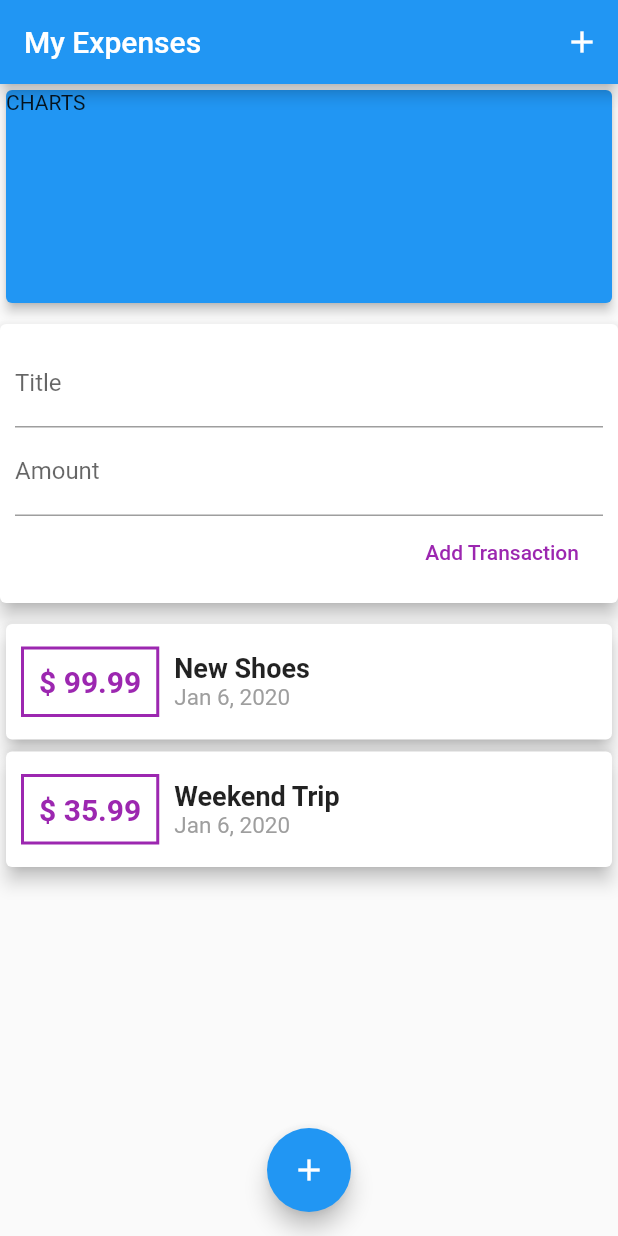
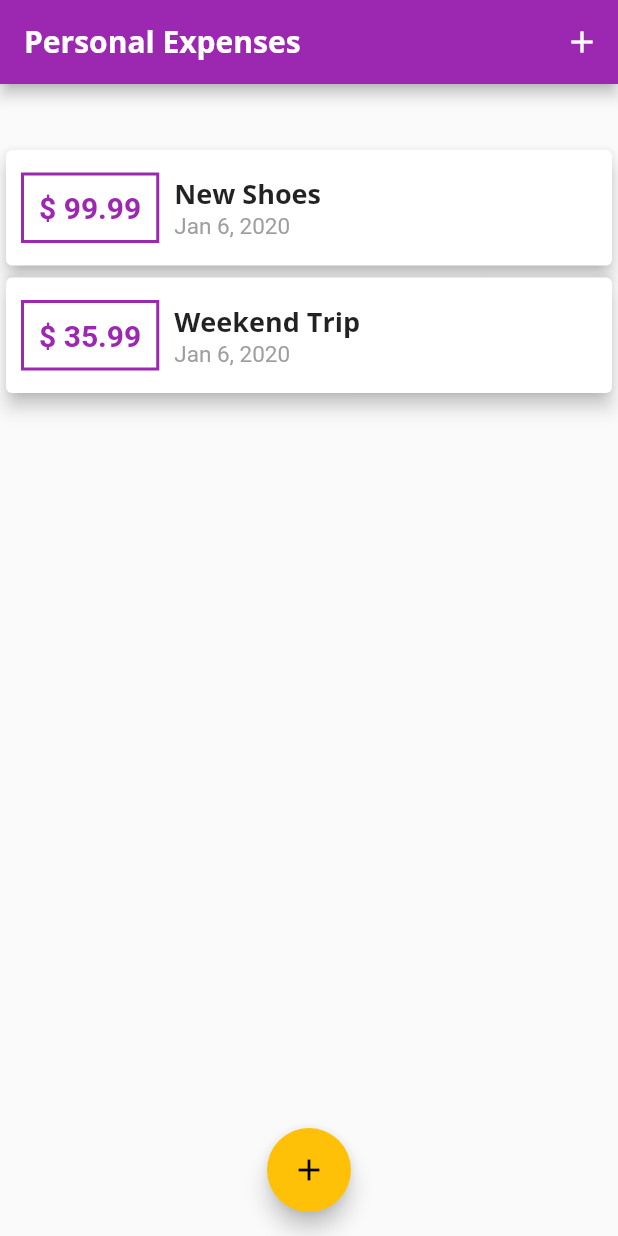
Before and after one commit to asasouza/flutter-studies, a Flutter app: the screen it shows after launch, on a phone screen of 412 x 824 dp. Run offline on Flutter 3.47's test engine with Material 2 defaults, Android fonts, the phone set to English and light mode, and no system bars.

Commit message:
Class 91-98

```diff
--- a/flutter_widgets_expenses/lib/main.dart
+++ b/flutter_widgets_expenses/lib/main.dart
@@ -1,6 +1,10 @@
 import 'package:flutter/material.dart';
-
-import './widgets/user_transactions.dart';
+// Models
+import './models/transaction.dart';
+// Widgets
+import './widgets/chart.dart';
+import './widgets/new_transaction.dart';
+import './widgets/transactions_list.dart';
 
 void main() => runApp(MyApp());
 
@@ -8,19 +12,78 @@ class MyApp extends StatelessWidget {
   @override
   Widget build(BuildContext context) {
     return MaterialApp(
-      title: 'Expenses App',
+      title: 'Personal Expenses',
       theme: ThemeData(
-        primarySwatch: Colors.blue,
+        accentColor: Colors.amber,
+        appBarTheme: AppBarTheme(
+          textTheme: ThemeData.light().textTheme.copyWith(
+                title: TextStyle(
+                  fontFamily: 'OpenSans',
+                  fontSize: 20,
+                  fontWeight: FontWeight.bold,
+                ),
+              ),
+        ),
+        fontFamily: 'Quicksand',
+        primarySwatch: Colors.purple,
+        textTheme: ThemeData.light().textTheme.copyWith(
+              title: TextStyle(
+                fontFamily: 'OpenSans',
+                fontSize: 18,
+                fontWeight: FontWeight.bold,
+              ),
+            ),
       ),
-      home: HomeScreen(title: 'My Expenses'),
+      home: HomeScreen(title: 'Personal Expenses'),
     );
   }
 }
 
-class HomeScreen extends StatelessWidget {
+class HomeScreen extends StatefulWidget {
   HomeScreen({Key key, this.title}) : super(key: key);
 
   final String title;
+
+  @override
+  _HomeScreenState createState() => _HomeScreenState();
+}
+
+class _HomeScreenState extends State<HomeScreen> {
+  final List<Transaction> _userTransactions = [
+    Transaction(
+      id: 't1',
+      title: 'New Shoes',
+      amount: 99.99,
+      date: DateTime.now(),
+    ),
+    Transaction(
+      id: 't2',
+      title: 'Weekend Trip',
+      amount: 35.99,
+      date: DateTime.now(),
+    ),
+  ];
+
+  void _addTransaction(String title, double amount) {
+    final transaction = new Transaction(
+      title: title,
+      amount: amount,
+      date: DateTime.now(),
+      id: DateTime.now().toString(),
+    );
+
+    setState(() {
+      _userTransactions.add(transaction);
+    });
+  }
+
+  void _openModalTransaction(BuildContext context) {
+    showModalBottomSheet(
+        context: context,
+        builder: (context) {
+          return NewTransaction(_addTransaction);
+        });
+  }
 
   @override
   Widget build(BuildContext context) {
@@ -29,31 +92,23 @@ class HomeScreen extends StatelessWidget {
         actions: <Widget>[
           IconButton(
             icon: Icon(Icons.add),
-            onPressed: () {},
+            onPressed: () => _openModalTransaction(context),
           )
         ],
-        title: Text(title),
+        title: Text(widget.title),
       ),
       body: SingleChildScrollView(
         child: Column(
           children: <Widget>[
-            Container(
-              child: Card(
-                child: Text('CHARTS'),
-                color: Colors.blue,
-                elevation: 3,
-              ),
-              height: 150,
-              width: double.infinity,
-            ),
-            UserTransactions()
+            Chart(_userTransactions),
+            TransactionList(_userTransactions)
           ],
         ),
       ),
       floatingActionButtonLocation: FloatingActionButtonLocation.centerFloat,
       floatingActionButton: FloatingActionButton(
         child: Icon(Icons.add),
-        onPressed: () {},
+        onPressed: () => _openModalTransaction(context),
       ),
     );
   }
--- /dev/null
+++ b/flutter_widgets_expenses/lib/widgets/chart.dart
@@ -0,0 +1,45 @@
+import 'package:flutter/material.dart';
+import 'package:intl/intl.dart';
+
+import '../models/transaction.dart';
+
+class Chart extends StatelessWidget {
+  final List<Transaction> recentTransactions;
+
+  Chart(this.recentTransactions);
+
+  List<Map<String, Object>> get groupedTransactions {
+    return List.generate(7, (index) {
+      final weekDay = DateTime.now().subtract(
+        Duration(days: index),
+      );
+
+      var totalSum = 0.0;
+
+      for (var transaction in recentTransactions) {
+        final date = transaction.date;
+        if (date.day == weekDay.day &&
+            date.month == weekDay.month &&
+            date.year == weekDay.year) {
+          totalSum += transaction.amount;
+        }
+      }
+
+      return {
+        'day': DateFormat.E(weekDay),
+        'amount': totalSum,
+      };
+    });
+  }
+
+  @override
+  Widget build(BuildContext context) {
+    return Card(
+      child: Row(
+        children: <Widget>[],
+      ),
+      elevation: 6,
+      margin: EdgeInsets.all(20),
+    );
+  }
+}
--- a/flutter_widgets_expenses/lib/widgets/new_transaction.dart
+++ b/flutter_widgets_expenses/lib/widgets/new_transaction.dart
@@ -1,12 +1,18 @@
 import 'package:flutter/material.dart';
 
-class NewTransaction extends StatelessWidget {
-  final titleController = TextEditingController();
-  final amountController = TextEditingController();
-
+class NewTransaction extends StatefulWidget {
   final Function onAddTransaction;
 
   NewTransaction(this.onAddTransaction);
+
+  @override
+  _NewTransactionState createState() => _NewTransactionState();
+}
+
+class _NewTransactionState extends State<NewTransaction> {
+  final titleController = TextEditingController();
+
+  final amountController = TextEditingController();
 
   void onSubmit() {
     final title = titleController.text;
@@ -16,7 +22,9 @@ class NewTransaction extends StatelessWidget {
       return;
     }
 
-    onAddTransaction(title, amount);
+    widget.onAddTransaction(title, amount);
+
+    Navigator.of(context).pop();
   }
 
   @override
--- a/flutter_widgets_expenses/lib/widgets/transactions_list.dart
+++ b/flutter_widgets_expenses/lib/widgets/transactions_list.dart
@@ -9,7 +9,24 @@ class TransactionList extends StatelessWidget {
 
   @override
   Widget build(BuildContext context) {
-    return Container(
+    return transactions.isEmpty
+        ? Column(
+            children: <Widget>[
+              Text(
+                'No transactions founded!',
+                style: Theme.of(context).textTheme.title,
+              ),
+              SizedBox(height: 30),
+              Container(
+                child: Image.asset(
+                  'assets/images/waiting.png',
+                  fit: BoxFit.cover,
+                ),
+                height: 200,
+              )
+            ],
+          )
+        : Container(
             child: ListView.builder(
               itemBuilder: (context, index) {
                 Transaction transaction = transactions[index];
@@ -21,14 +38,14 @@ class TransactionList extends StatelessWidget {
                         child: Text(
                           '\$ ${transaction.amount.toStringAsFixed(2)}',
                           style: TextStyle(
-                      color: Colors.purple,
+                            color: Theme.of(context).primaryColor,
                             fontSize: 20,
                             fontWeight: FontWeight.bold,
                           ),
                         ),
                         decoration: BoxDecoration(
                             border: Border.all(
-                    color: Colors.purple,
+                          color: Theme.of(context).primaryColor,
                           width: 2,
                         )),
                         margin: EdgeInsets.symmetric(
@@ -41,10 +58,7 @@ class TransactionList extends StatelessWidget {
                         children: <Widget>[
                           Text(
                             transaction.title,
-                      style: TextStyle(
-                        fontSize: 18,
-                        fontWeight: FontWeight.bold,
-                      ),
+                            style: Theme.of(context).textTheme.title,
                           ),
                           Text(
                             DateFormat.yMMMd().format(transaction.date),
--- a/flutter_widgets_expenses/lib/widgets/user_transactions.dart
+++ b/flutter_widgets_expenses/lib/widgets/user_transactions.dart
@@ -1,52 +1,51 @@
-import 'package:flutter/material.dart';
+// import 'package:flutter/material.dart';
 
-import '../models/transaction.dart';
+// import '../models/transaction.dart';
 
-import './new_transaction.dart';
-import './transactions_list.dart';
+// import './new_transaction.dart';
+// import './transactions_list.dart';
 
-class UserTransactions extends StatefulWidget {
-  @override
-  _UserTransactionsState createState() => _UserTransactionsState();
-}
+// class UserTransactions extends StatefulWidget {
+//   @override
+//   _UserTransactionsState createState() => _UserTransactionsState();
+// }
 
-class _UserTransactionsState extends State<UserTransactions> {
-  final List<Transaction> _userTransactions = [
-    Transaction(
-      id: 't1',
-      title: 'New Shoes',
-      amount: 99.99,
-      date: DateTime.now(),
-    ),
-    Transaction(
-      id: 't2',
-      title: 'Weekend Trip',
-      amount: 35.99,
-      date: DateTime.now(),
-    ),
-  ];
+// class _UserTransactionsState extends State<UserTransactions> {
+//   final List<Transaction> _userTransactions = [
+//     Transaction(
+//       id: 't1',
+//       title: 'New Shoes',
+//       amount: 99.99,
+//       date: DateTime.now(),
+//     ),
+//     Transaction(
+//       id: 't2',
+//       title: 'Weekend Trip',
+//       amount: 35.99,
+//       date: DateTime.now(),
+//     ),
+//   ];
 
-  void _addTransaction(String title, double amount) {
-    final transaction = new Transaction(
-      title: title,
-      amount: amount,
-      date: DateTime.now(),
-      id: DateTime.now().toString(),
-    );
+//   void _addTransaction(String title, double amount) {
+//     final transaction = new Transaction(
+//       title: title,
+//       amount: amount,
+//       date: DateTime.now(),
+//       id: DateTime.now().toString(),
+//     );
 
-    setState(() {
-      _userTransactions.add(transaction);
-    });
+//     setState(() {
+//       _userTransactions.add(transaction);
+//     });
+//   }
 
-  }
-
-  @override
-  Widget build(BuildContext context) {
-    return Column(
-      children: <Widget>[
-        NewTransaction(_addTransaction),
-        TransactionList(_userTransactions),
-      ],
-    );
-  }
-}
+//   @override
+//   Widget build(BuildContext context) {
+//     return Column(
+//       children: <Widget>[
+//         NewTransaction(_addTransaction),
+//         TransactionList(_userTransactions),
+//       ],
+//     );
+//   }
+// }
```
Also changed, not shown: flutter_widgets_expenses/pubspec.yaml (+13 -8 lines), flutter_widgets_expenses/assets/fonts/OpenSans-Bold.ttf (added), flutter_widgets_expenses/assets/fonts/OpenSans-Regular.ttf (added), flutter_widgets_expenses/assets/fonts/Quicksand-Bold.ttf (added), flutter_widgets_expenses/assets/fonts/Quicksand-Light.ttf (added), flutter_widgets_expenses/assets/fonts/Quicksand-Medium.ttf (added), flutter_widgets_expenses/assets/fonts/Quicksand-Regular.ttf (added), flutter_widgets_expenses/assets/images/waiting.png (added). Lines whose indentation alone changed are shown as unchanged.
